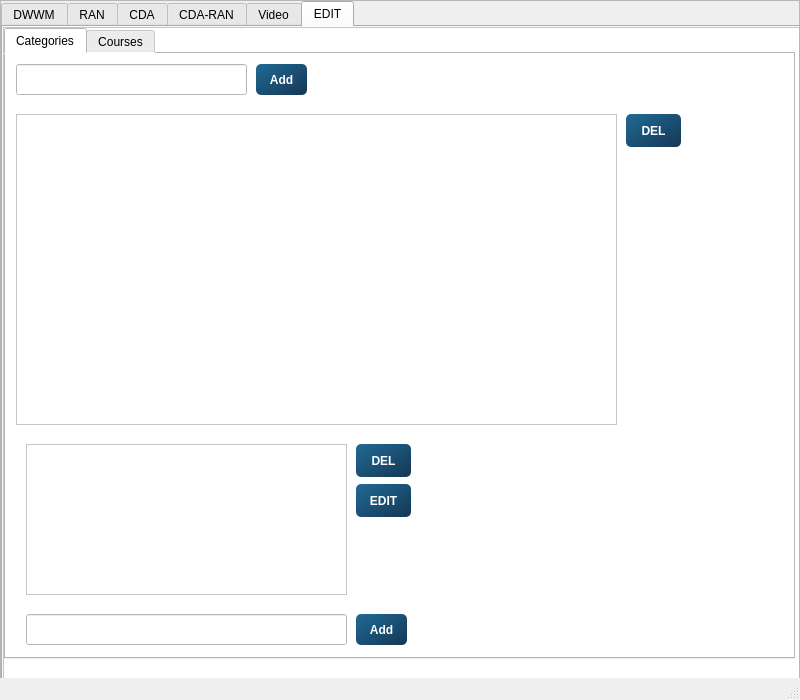
This is gui.ui in quentinmathieu/Py-JSON-Display as Qt 5 draws it before an edit. The edited form follows.
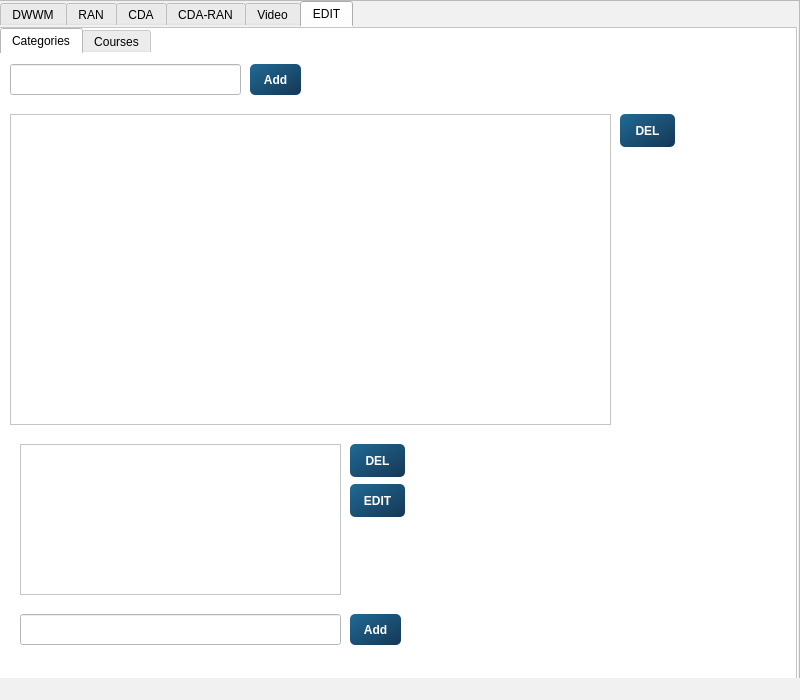
This is the edited form. The open tabs and pages were chosen to show the change.

Commit message: sort categories with drag & drop : OK

Patch:
```diff
--- a/gui.ui
+++ b/gui.ui
@@ -25,6 +25,11 @@
   <property name="windowTitle">
    <string>MainWindow</string>
   </property>
+  <property name="styleSheet">
+   <string notr="true">QWidget{ margin:0; background : #F1F1F1; border-left: 0px;}
+        QScrollBar{background : none}
+        QMainWindow{border-radius: 10px;background-color: transparent}</string>
+  </property>
   <property name="documentMode">
    <bool>false</bool>
   </property>
```
Left out of the diff: 18 changed lines with no effect on the pictures. The commit also changes 1 other file.
